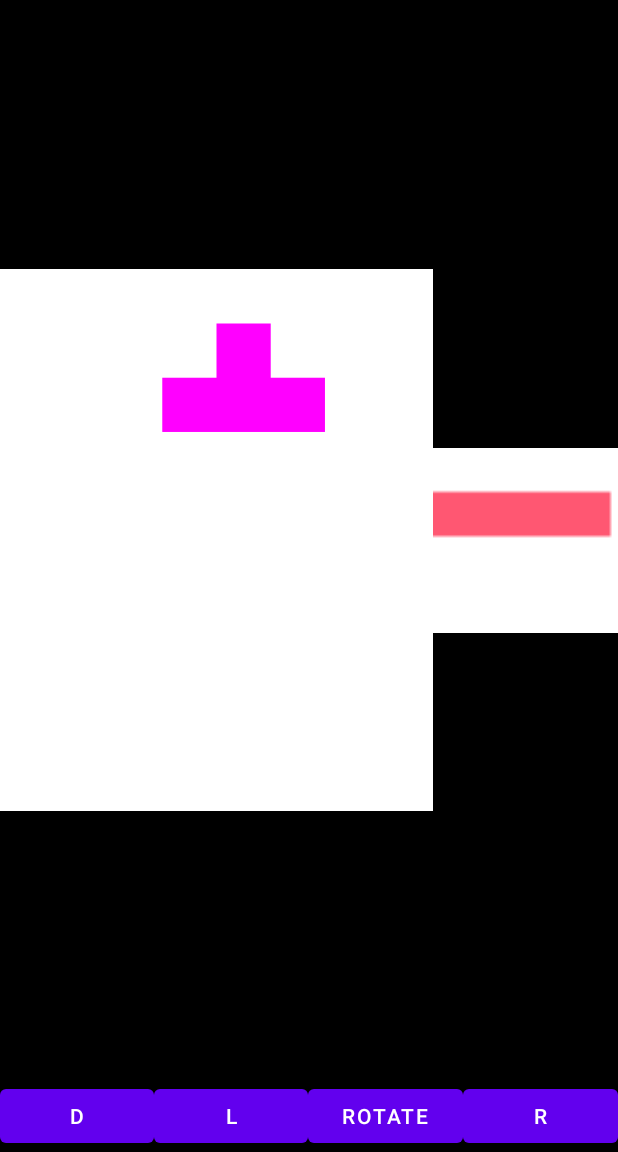
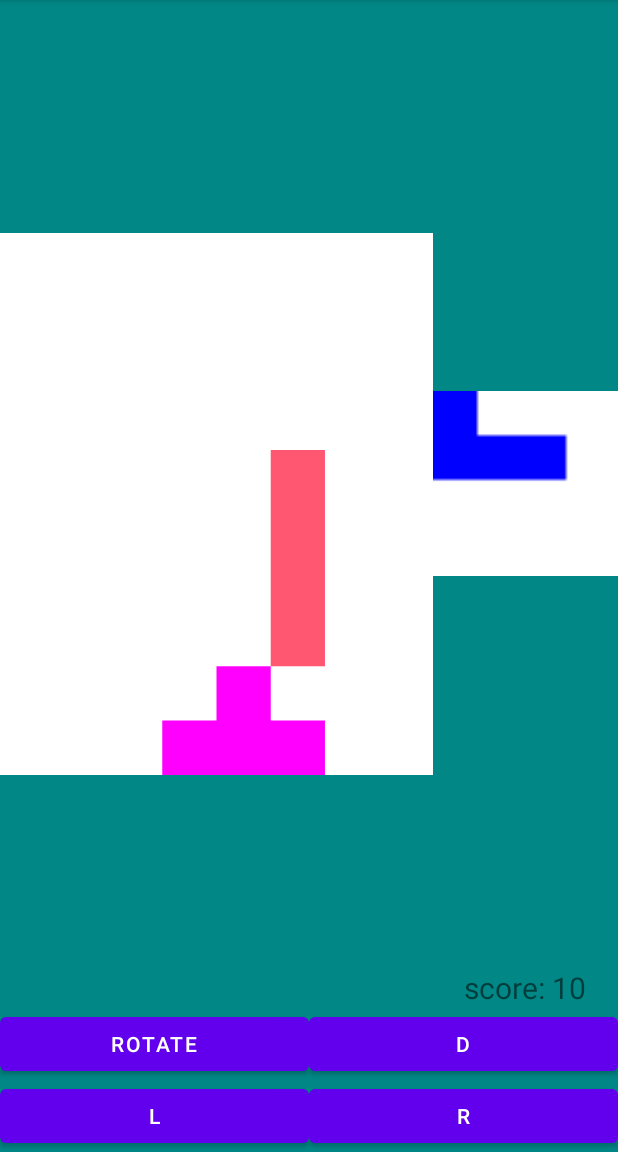
Before and after one commit to JiHyeonMon/AndroidTetris, an Android app: the screen it shows after launch (MainActivity), after a tap on an icon or button, on a phone screen of 412 x 824 dp, the part 84-1236 px from its top. Run offline under Robolectric (Android 15) with nearby library versions, the phone set to English and light mode, and no system bars; 1 other tap on this screen came first.

Commit message:
점수 계산까지 완료
보드 분리

```diff
--- a/app/src/main/java/com/example/androidtetris/controller/MainActivity.kt
+++ b/app/src/main/java/com/example/androidtetris/controller/MainActivity.kt
@@ -6,7 +6,9 @@ import android.graphics.Color
 import android.graphics.Paint
 import android.os.Bundle
 import android.os.Handler
+import android.widget.Toast
 import androidx.appcompat.app.AppCompatActivity
+import androidx.core.view.isVisible
 import com.example.androidtetris.databinding.ActivityMainBinding
 import com.example.androidtetris.model.Game
 import com.example.androidtetris.model.GameConfig
@@ -55,9 +57,11 @@ class MainActivity : AppCompatActivity() {
         paint = Paint()
 
 
-
-
-        nextBlockBitmap = Bitmap.createBitmap(GameConfig.NEXT_BLOCK_WIDTH, GameConfig.NEXT_BLOCK_HEIGHT, Bitmap.Config.ARGB_8888)
+        nextBlockBitmap = Bitmap.createBitmap(
+            GameConfig.NEXT_BLOCK_WIDTH,
+            GameConfig.NEXT_BLOCK_HEIGHT,
+            Bitmap.Config.ARGB_8888
+        )
         nextCanvas = Canvas(nextBlockBitmap)
         nextCanvas.drawColor(Color.WHITE)
 
@@ -78,7 +82,7 @@ class MainActivity : AppCompatActivity() {
             updateUI()
         }
         binding.btnDown.setOnClickListener {
-            game.progress()
+            game.moveDown()
             updateUI()
         }
         binding.btnLeft.setOnClickListener {
@@ -90,7 +94,7 @@ class MainActivity : AppCompatActivity() {
             updateUI()
         }
 
-//        check()
+        check()
     }
 
     /**
@@ -102,17 +106,21 @@ class MainActivity : AppCompatActivity() {
         runnable = object : Runnable {
             override fun run() {
 
+
+                //check game finish
+                if (game.state == Game.GAMESTATE.FINISHED) {
+                    gameOver()
+                    return
+                }
+
                 // action
-                game.progress()
+                game.moveDown()
 
                 // update
                 updateUI()
 
-                //check game finish
-
-
-                // 2초마다 움직임
-                handler.postDelayed(this, 2000)
+                // 1초마다 움직임
+                handler.postDelayed(this, 1000)
             }
         }
 
@@ -125,6 +133,7 @@ class MainActivity : AppCompatActivity() {
      */
     fun updateUI() {
 
+        binding.textScore.text = game.score.toString()
         // 기존 화면 초기화
         bitmap.eraseColor(Color.WHITE)
         binding.imageview.invalidate()
@@ -182,4 +191,10 @@ class MainActivity : AppCompatActivity() {
         }
     }
 
+    private fun gameOver() {
+        binding.textGameover.isVisible = true
+        handler.removeCallbacks(runnable)
+        Toast.makeText(this, "게임 종료", Toast.LENGTH_SHORT).show()
+    }
+
 }
--- a/app/src/main/java/com/example/androidtetris/model/Game.kt
+++ b/app/src/main/java/com/example/androidtetris/model/Game.kt
@@ -9,9 +9,12 @@ class Game {
      */
     enum class GAMESTATE { IN_PROGRESS, FINISHED }
 
-    val gamePanel = Array(GameConfig.TERIS_HEIGHT) { Array<Int>(GameConfig.TETRIS_WIDTH) { 0 } }
 
-    private lateinit var state: GAMESTATE
+    lateinit var state: GAMESTATE
+    var score: Int = 0
+
+    val gamePanel =
+        MutableList(GameConfig.TERIS_HEIGHT) { MutableList<Int>(GameConfig.TETRIS_WIDTH) { 0 } }
 
     lateinit var currentBlock: Tetromino
     lateinit var nextBlock: Tetromino
@@ -33,6 +36,8 @@ class Game {
         state = GAMESTATE.FINISHED
         currentBlock = Tetromino()
         nextBlock = Tetromino()
+
+        score = 0
     }
 
     fun gameStart() {
@@ -40,45 +45,9 @@ class Game {
         state = GAMESTATE.IN_PROGRESS
 
         // 블럭 넣음
-        drawBlock()
+        arrange()
         nextBlock = Tetromino()
 
-    }
-
-    fun progress() {
-        gamePanel.forEach {
-            Log.e("tetris", it.contentToString())
-        }
-
-        Log.d("tetris", " ------------------------------------------ ")
-
-        moveDown()
-
-//        if (isValid()) {
-//            drawBlock()
-//
-//        } else {
-//
-//        }
-//        if (isValid("down")) {
-//
-//            // 아래로 한 칸 이동
-//            moveDown()
-//            return
-//        }
-
-        // 이제 못내림
-//        stopBlocked()
-
-        // stop 되면 한번 모든 바닥 스캔 - 없어질 layer 있는지 확인
-
-//        checkClearLine()
-
-        // stop 되면 nextBlock이 현재 블럭, 새로운 nextBlock
-        // 새로운 블럭 생성
-//        currentBlock = nextBlock
-//        nextBlock = Tetromino()
-//        drawBlock()
     }
 
     fun blockRotate() {
@@ -90,79 +59,83 @@ class Game {
         // TODO  // 돌렸는데 벽을 넘어선다? 안됨
         currentBlock.rotate()
 
-//        if (isValid("right") && isValid("left") && isValid("down")) {
-
         if (isValid()) {
             Log.e("click rotate", "can rotate")
             // 게임판의 블럭도 돌려야함.
             // currentBlock 의 현재 위치 기준으로
-            drawBlock()
+            arrange()
 
         } else {
             Log.e("click rotate", "can't rotate")
 
             // valid 하지 않을 경우 이전 상태로 돌림
             currentBlock.reverseRotate()
-            drawBlock()
+            arrange()
 
         }
+    }
 
+    private fun newBlock() {
+        currentBlock = nextBlock
+        nextBlock = Tetromino()
+
+        if (isValid()) {
+            arrange()
+        } else {
+            gameOver()
+        }
 
     }
 
-    fun newBlock() {
-        currentBlock = nextBlock
-        nextBlock = Tetromino()
-        drawBlock()
+    fun moveDown() {
+
+        clearCurrentBlock()
+
+        // 아래로 내린다.
+        currentBlock.y += 1
+        if (!isValid()) {
+            currentBlock.y -= 1
+            arrange()
+
+            score += 10
+            checkClearLine()
+            newBlock()
+        }
+        arrange()
+
     }
 
     fun moveLeft() {
 
-//        if (isValid("left")) {
-//            clearCurrentBlock()
-//            currentBlock.x -= 1
-//            drawBlock()
-//        }
         clearCurrentBlock()
 
         currentBlock.x -= 1
-        if (isValid()) {
-            drawBlock()
-        } else {
+        if (!isValid()) {
             currentBlock.x += 1
-            drawBlock()
         }
+        arrange()
+
     }
 
     fun moveRight() {
 
-//        if (isValid("right")) {
-//            clearCurrentBlock()
-//            currentBlock.x += 1
-//            drawBlock()
-//        }
         clearCurrentBlock()
-
         currentBlock.x += 1
-        if (isValid()) {
-            drawBlock()
-        } else {
+        if (!isValid()) {
             currentBlock.x -= 1
-            drawBlock()
         }
-
+        arrange()
     }
 
     /***********************************************************************************************
      * Private Methods
      */
 
-    private fun drawBlock() {
+    private fun arrange() {
         // 첫번째 블럭을 테트리스 판에 넣음
         // 맨 위 && 가운데
 
         // 0 이 아닌 실제 블럭들만 그린다!!!!
-
         for (y in currentBlock.shape.indices) {
             for (x in currentBlock.shape[y].indices) {
 
@@ -208,83 +181,6 @@ class Game {
         return true
     }
 
-    private fun isValid(direction: String): Boolean {
-
-        for (y in currentBlock.shape.indices) {
-            for (x in currentBlock.shape[y].indices) {
-                if (currentBlock.shape[y][x] != 0) {
-
-                    Log.e("where am i", "${currentBlock.y + y} ${currentBlock.x + x}")
-                    when (direction) {
-                        "down" -> {
-                            if (currentBlock.y + y + 1 > GameConfig.TERIS_HEIGHT - 1) {
-                                Log.e("can't move down", "meet bottom")
-                                return false
-                            }
-
-                            // 해당 블럭 네모 밑에 0이 아닌 게 있으면 내려갈 수 없다. // 근데 자기 자신은 괜찮음
-                            if (gamePanel[currentBlock.y + y + 1][currentBlock.x + x] != currentBlock.shape[y][x] &&
-                                gamePanel[currentBlock.y + y + 1][currentBlock.x + x] != 0
-                            ) {
-                                Log.e("can't move down", "meet other")
-                                return false
-                            }
-                        }
-                        "right" -> {
-                            if (currentBlock.x + x + 1 > GameConfig.TETRIS_WIDTH - 1) {
-                                Log.e("can't move right", "meet wall")
-                                return false
-                            }
-
-                            // 해당 블럭 네모 밑에 0이 아닌 게 있으면 내려갈 수 없다. // 근데 자기 자신은 괜찮음
-                            if (gamePanel[currentBlock.y + y][currentBlock.x + x + 1] != currentBlock.shape[y][x] &&
-                                gamePanel[currentBlock.y + y][currentBlock.x + x + 1] != 0
-                            ) {
-                                Log.e("can't move right", "meet other")
-                                return false
-                            }
-                        }
-                        "left" -> {
-
-                            if (currentBlock.x + x - 1 < 0) {
-                                Log.e("can't move left", "meet wall")
-                                return false
-                            }
-                            // 해당 블럭 네모 밑에 0이 아닌 게 있으면 내려갈 수 없다. // 근데 자기 자신은 괜찮음
-                            if (gamePanel[currentBlock.y + y][currentBlock.x + x - 1] != currentBlock.shape[y][x] &&
-                                gamePanel[currentBlock.y + y][currentBlock.x + x - 1] != 0
-                            ) {
-                                Log.e("can't move right", "meet other")
-                                return false
-                            }
-                        }
-                    }
-
-                }
-            }
-        }
-        Log.e("can move", "is valid")
-        return true
-    }
-
-    private fun moveDown() {
-
-        clearCurrentBlock()
-
-        // 아래로 내린다.
-        currentBlock.y += 1
-        if (isValid()) {
-            drawBlock()
-        } else {
-            currentBlock.y -= 1
-            drawBlock()
-            newBlock()
-        }
-
-        // 새로 그린다.
-
-    }
-
     private fun clearCurrentBlock() {
 
         for (y in currentBlock.shape.indices) {
@@ -301,7 +197,7 @@ class Game {
         for (y in gamePanel.indices) {
             var isOccupied = true
             for (x in gamePanel[y].indices) {
-                if (gamePanel[y][x] != -1) {
+                if (gamePanel[y][x] == 0) {
                     isOccupied = false
                     break
                 }
@@ -313,32 +209,24 @@ class Game {
     }
 
     private fun clearLine(y: Int) {
-        // -1로 다 채워진 줄
-        Log.e("clear line", "clear!!!!!!!!!!!!!! $y")
-        for (i in y - 1..0) {
-            gamePanel[i + 1] = gamePanel[i]
+        gamePanel.forEach {
+            Log.e("tetris", it.joinToString(" "))
+        }
+        gamePanel.removeAt(y)
+
+        gamePanel.add(0, MutableList(GameConfig.TETRIS_WIDTH) { 0 })
+        checkClearLine()
+        gamePanel.forEach {
+            Log.e("tetris", it.joinToString(" "))
         }
 
-        gamePanel[0] = Array(GameConfig.TETRIS_WIDTH) { 0 }
-        drawBlock()
-//        checkClearLine()
+        score += 100
 
     }
 
-//    private fun stopBlocked() {
-//        Log.e("i stop", "set -1 ")
-//
-//        for (y in gamePanel.indices) {
-//            for (x in gamePanel[y].indices) {
-//                if (gamePanel[y][x] > 0) {
-//                    gamePanel[y][x] = -1
-//                }
-//            }
-//        }
-//    }
-
-    fun gameOver() {
+    private fun gameOver() {
         // 현재 블럭이 움직일 수 없을 때 == 바닥에 닿이면 종료
-
+        state = GAMESTATE.FINISHED
+        Log.e("gameOver", "over")
     }
 }
--- a/app/src/main/res/layout/activity_main.xml
+++ b/app/src/main/res/layout/activity_main.xml
@@ -4,13 +4,13 @@
     android:orientation="vertical"
     android:layout_width="match_parent"
     android:layout_height="match_parent"
-    android:background="@color/black">
+    android:background="@color/teal_700">
 
     <ImageView
         android:id="@+id/imageview"
         android:layout_width="0dp"
         android:layout_height="0dp"
-        app:layout_constraintBottom_toTopOf="@+id/linearLayout"
+        app:layout_constraintBottom_toTopOf="@+id/linearLayout1"
         app:layout_constraintEnd_toStartOf="@id/nextBlock"
         app:layout_constraintHorizontal_chainStyle="packed"
         app:layout_constraintHorizontal_weight="7"
@@ -21,20 +21,50 @@
         android:id="@+id/nextBlock"
         android:layout_width="0dp"
         android:layout_height="0dp"
-        app:layout_constraintBottom_toTopOf="@+id/linearLayout"
+        app:layout_constraintBottom_toTopOf="@+id/textview"
         app:layout_constraintEnd_toEndOf="parent"
         app:layout_constraintHorizontal_weight="3"
         app:layout_constraintStart_toEndOf="@id/imageview"
         app:layout_constraintTop_toTopOf="parent" />
 
+    <TextView
+        android:id="@+id/textview"
+        android:layout_width="wrap_content"
+        android:layout_height="wrap_content"
+        android:text="score: "
+        android:textSize="20sp"
+        app:layout_constraintHorizontal_chainStyle="packed"
+        app:layout_constraintTop_toBottomOf="@id/nextBlock"
+        app:layout_constraintBottom_toTopOf="@id/linearLayout1"
+        app:layout_constraintStart_toEndOf="@id/imageview"
+        app:layout_constraintEnd_toStartOf="@id/textScore"/>
+
+    <TextView
+        android:id="@+id/textScore"
+        android:layout_width="wrap_content"
+        android:layout_height="wrap_content"
+        android:text="0"
+        android:textSize="20sp"
+        app:layout_constraintTop_toTopOf="@id/textview"
+        app:layout_constraintBottom_toBottomOf="@id/textview"
+        app:layout_constraintStart_toEndOf="@id/textview"
+        app:layout_constraintEnd_toEndOf="parent"/>
+
     <LinearLayout
-        android:id="@+id/linearLayout"
+        android:id="@+id/linearLayout1"
         android:layout_width="match_parent"
         android:layout_height="wrap_content"
         android:orientation="horizontal"
-        app:layout_constraintBottom_toBottomOf="parent"
+        app:layout_constraintBottom_toTopOf="@+id/linearLayout2"
         app:layout_constraintEnd_toEndOf="parent"
         app:layout_constraintStart_toStartOf="parent">
+
+        <Button
+            android:id="@+id/btn_rotate"
+            android:layout_width="0dp"
+            android:layout_height="wrap_content"
+            android:layout_weight="1"
+            android:text="rotate" />
 
         <Button
             android:id="@+id/btn_down"
@@ -42,6 +72,17 @@
             android:layout_height="wrap_content"
             android:layout_weight="1"
             android:text="d" />
+
+    </LinearLayout>
+
+    <LinearLayout
+        android:id="@+id/linearLayout2"
+        android:layout_width="match_parent"
+        android:layout_height="wrap_content"
+        android:orientation="horizontal"
+        app:layout_constraintBottom_toBottomOf="parent"
+        app:layout_constraintEnd_toEndOf="parent"
+        app:layout_constraintStart_toStartOf="parent">
 
         <Button
             android:id="@+id/btn_left"
@@ -51,13 +92,6 @@
             android:text="l" />
 
         <Button
-            android:id="@+id/btn_rotate"
-            android:layout_width="0dp"
-            android:layout_height="wrap_content"
-            android:layout_weight="1"
-            android:text="rotate" />
-
-        <Button
             android:id="@+id/btn_right"
             android:layout_width="0dp"
             android:layout_height="wrap_content"
@@ -65,4 +99,21 @@
             android:text="r" />
 
     </LinearLayout>
+
+    <TextView
+        android:id="@+id/text_gameover"
+        android:layout_width="match_parent"
+        android:layout_height="wrap_content"
+        android:textSize="30sp"
+        android:textStyle="bold"
+        android:gravity="center"
+        android:background="@color/black"
+        android:textColor="@color/white"
+        android:padding="70dp"
+        android:visibility="invisible"
+        android:text="GAME OVER"
+        app:layout_constraintTop_toTopOf="parent"
+        app:layout_constraintBottom_toBottomOf="parent"
+        app:layout_constraintStart_toStartOf="parent"
+        app:layout_constraintEnd_toEndOf="parent"/>
 </androidx.constraintlayout.widget.ConstraintLayout>
```
